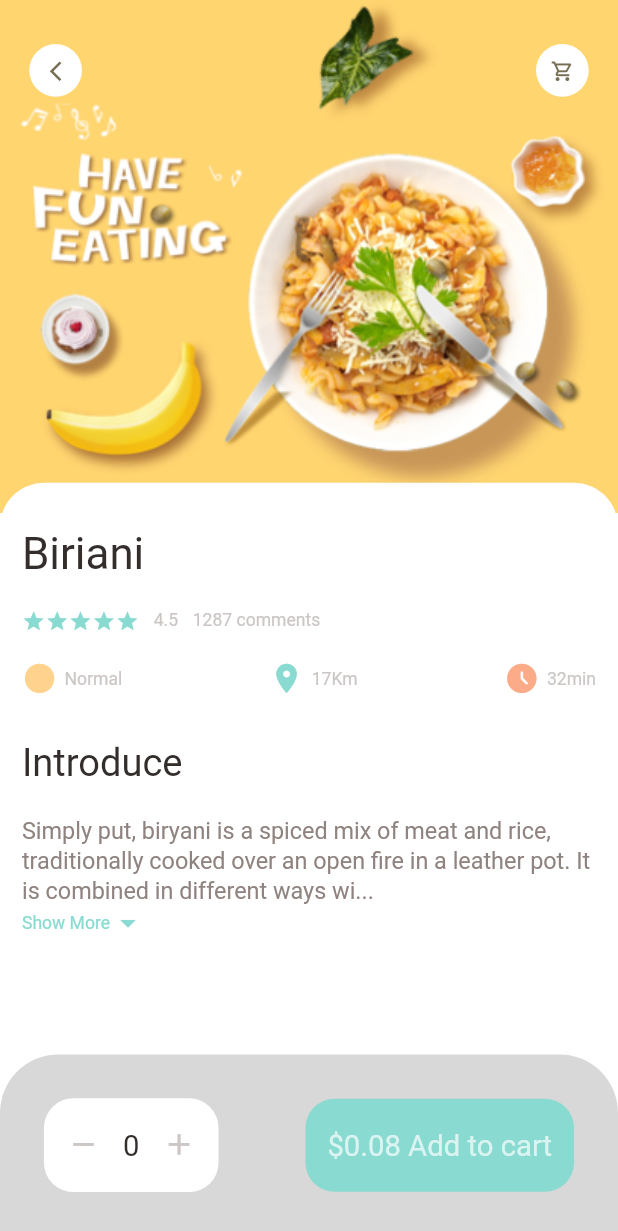
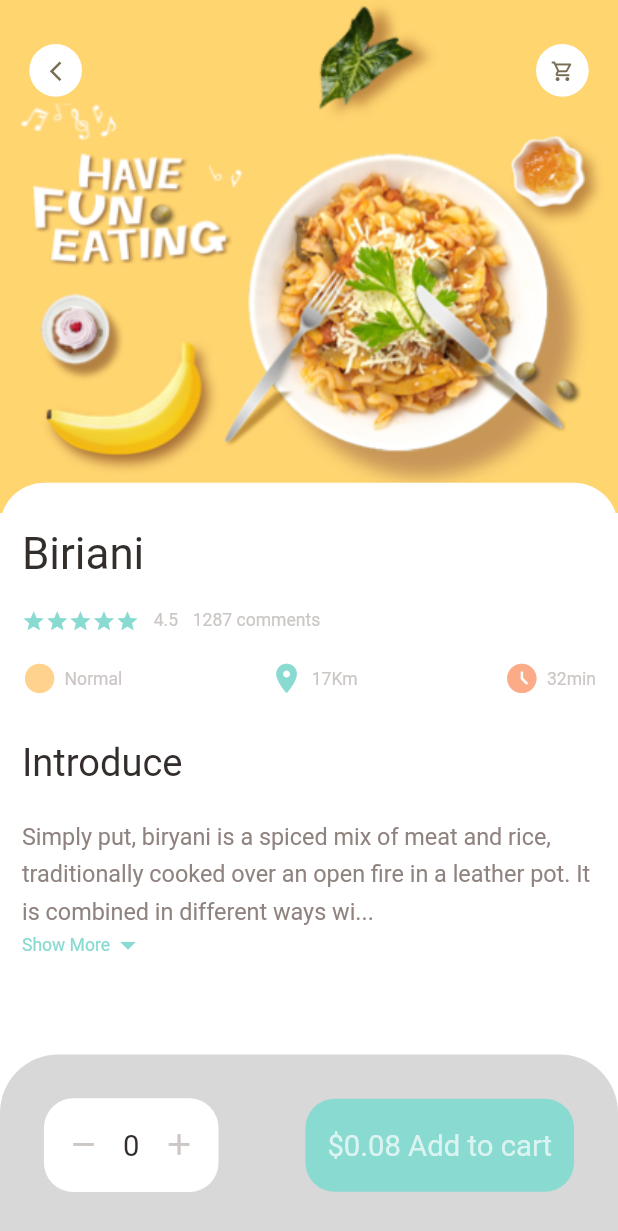
Before and after one commit to JJAHMEDAMER/food-delivery-app, a Flutter app: the FoodPage screen opened directly, on a phone screen of 412 x 824 dp. Shown: the top 1231 px of the screen. Run offline on Flutter 3.47's test engine with Material 2 defaults, Android fonts, the phone set to English and light mode, and no system bars; our stand-ins replace dots_indicator, get.

Commit message:
Change Line height

```diff
--- a/lib/widgets/paragraph.dart
+++ b/lib/widgets/paragraph.dart
@@ -64,7 +64,7 @@ class _ParagraphState extends State<Paragraph> {
                       : (displayedText + expandedText),
                   size: Dimensions.font16,
                   color: AppColors.paraColor,
-                  height: 1.3,
+                  height: 1.6,
                 ),
                 InkWell(
                     onTap: () {
```
